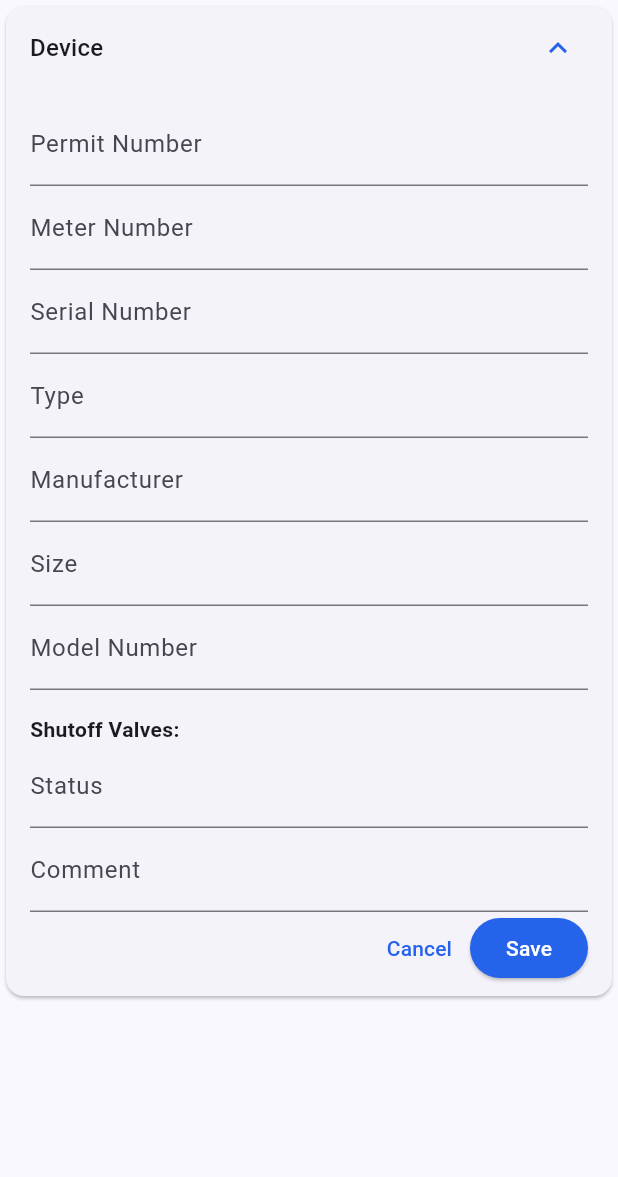
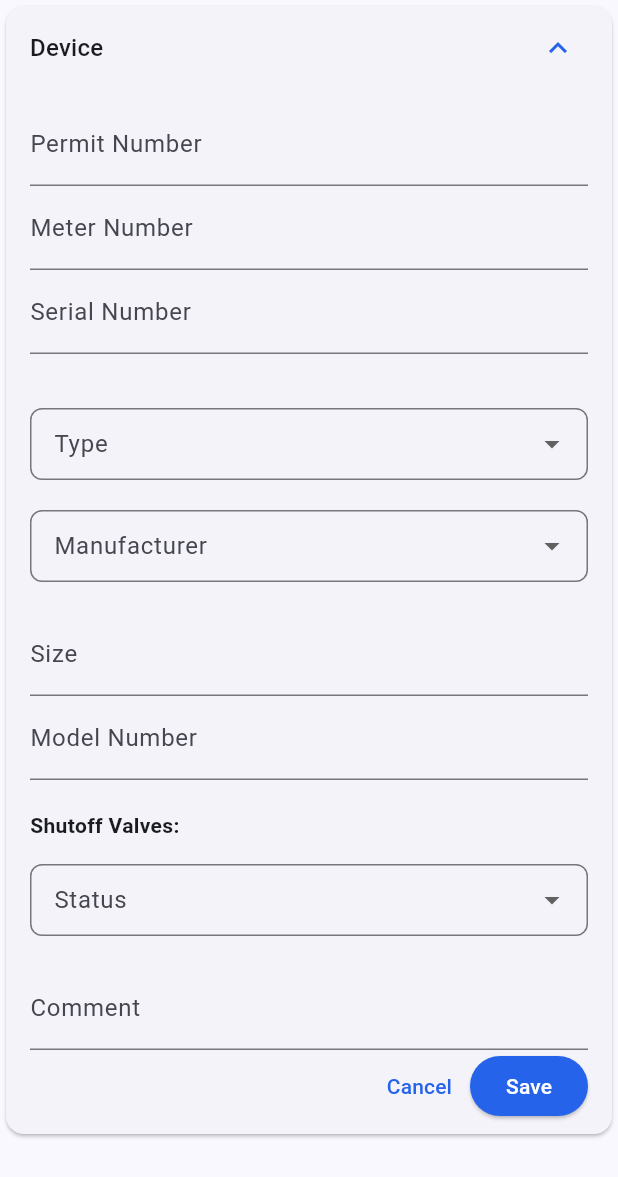
Before and after one commit to muddxyii/ReportFlow, a Flutter app: the DeviceInfoCard widget shown alone on an empty page, opened directly with empty values, after a tap on "Device", after a tap on the "edit" icon, on a phone screen of 412 x 824 dp. Shown: the top 1177 px of the screen. Run offline on Flutter 3.47's test engine with Material 3 defaults, Android fonts, the phone set to English and light mode, and no system bars; our stand-ins replace package_info_plus, shared_preferences; accounts and stored records are empty.

```diff
--- a/lib/features/backflow/widgets/device_info_card.dart
+++ b/lib/features/backflow/widgets/device_info_card.dart
@@ -1,5 +1,6 @@
 import 'package:flutter/material.dart';
 import 'package:report_flow/core/models/report_flow_types.dart';
+import 'package:report_flow/core/widgets/form_dropdown_field.dart';
 import 'package:report_flow/core/widgets/form_input_field.dart';
 import 'package:report_flow/core/widgets/info_field.dart';
 
@@ -18,6 +19,34 @@ class DeviceInfoCard extends StatefulWidget {
 }
 
 class _DeviceInfoCardState extends State<DeviceInfoCard> {
+  static const List<String> _typeOptions = [
+    'DC',
+    'RP',
+    'PVB',
+    'SVB',
+    'SC',
+    'TYPE 2',
+  ];
+  static const List<String> _manuOptions = [
+    'WATTS',
+    'WILKINS',
+    'FEBCO',
+    'AMES',
+    'ARI',
+    'APOLLO',
+    'CONBRACO',
+    'HERSEY',
+    'FLOMATIC',
+    'BACKFLOW DIRECT'
+  ];
+  static const List<String> _sovOptions = [
+    'BOTH OK',
+    'BOTH CLOSED',
+    'BOTH VALVES',
+    '#1 VALVE',
+    '#2 VALVE'
+  ];
+
   bool _isEditing = false;
   bool _isExpanded = false;
 
@@ -26,11 +55,8 @@ class _DeviceInfoCardState extends State<DeviceInfoCard> {
   final _permitFocus = FocusNode();
   final _meterFocus = FocusNode();
   final _serialFocus = FocusNode();
-  final _typeFocus = FocusNode();
-  final _manufacturerFocus = FocusNode();
   final _sizeFocus = FocusNode();
   final _modelFocus = FocusNode();
-  final _valveStatusFocus = FocusNode();
   final _valveCommentFocus = FocusNode();
 
   late DeviceInfo _editedInfo;
@@ -54,11 +80,8 @@ class _DeviceInfoCardState extends State<DeviceInfoCard> {
     _permitFocus.dispose();
     _meterFocus.dispose();
     _serialFocus.dispose();
-    _typeFocus.dispose();
-    _manufacturerFocus.dispose();
     _sizeFocus.dispose();
     _modelFocus.dispose();
-    _valveStatusFocus.dispose();
     _valveCommentFocus.dispose();
     super.dispose();
   }
@@ -111,27 +134,28 @@ class _DeviceInfoCardState extends State<DeviceInfoCard> {
             focusNode: _serialFocus,
             onSaved: (value) =>
                 _editedInfo = _editedInfo.copyWith(serialNo: value ?? ''),
-            onSubmitted: () => FocusScope.of(context).requestFocus(_typeFocus),
           ),
-          FormInputField(
-            label: 'Type',
-            initialValue: _editedInfo.type,
-            validateValue: true,
-            focusNode: _typeFocus,
-            onSaved: (value) =>
-                _editedInfo = _editedInfo.copyWith(type: value ?? ''),
-            onSubmitted: () =>
-                FocusScope.of(context).requestFocus(_manufacturerFocus),
-          ),
-          FormInputField(
-            label: 'Manufacturer',
-            initialValue: _editedInfo.manufacturer,
-            validateValue: true,
-            focusNode: _manufacturerFocus,
-            onSaved: (value) =>
-                _editedInfo = _editedInfo.copyWith(manufacturer: value ?? ''),
-            onSubmitted: () => FocusScope.of(context).requestFocus(_sizeFocus),
-          ),
+          SizedBox(height: 36),
+          FormDropdownField(
+              label: 'Type',
+              value: _editedInfo.type.isEmpty ? null : _editedInfo.type,
+              items: _typeOptions,
+              onChanged: (value) {
+                setState(() {
+                  _editedInfo = _editedInfo.copyWith(type: value ?? '');
+                });
+              }),
+          FormDropdownField(
+              label: 'Manufacturer',
+              value: _editedInfo.manufacturer.isEmpty
+                  ? null
+                  : _editedInfo.manufacturer,
+              items: _manuOptions,
+              onChanged: (value) {
+                setState(() {
+                  _editedInfo = _editedInfo.copyWith(manufacturer: value ?? '');
+                });
+              }),
           FormInputField(
             label: 'Size',
             initialValue: _editedInfo.size,
@@ -148,23 +172,24 @@ class _DeviceInfoCardState extends State<DeviceInfoCard> {
             focusNode: _modelFocus,
             onSaved: (value) =>
                 _editedInfo = _editedInfo.copyWith(modelNo: value ?? ''),
-            onSubmitted: () =>
-                FocusScope.of(context).requestFocus(_valveStatusFocus),
           ),
-          const SizedBox(height: 16),
+          const SizedBox(height: 20),
           const Text('Shutoff Valves:',
               style: TextStyle(fontWeight: FontWeight.bold)),
-          TextFormField(
-            focusNode: _valveStatusFocus,
-            initialValue: _editedInfo.shutoffValves.status,
-            decoration: const InputDecoration(labelText: 'Status'),
-            validator: (value) => value?.isEmpty ?? true ? 'Required' : null,
-            onSaved: (value) => _editedInfo = _editedInfo.copyWith(
-              shutoffValves:
-                  _editedInfo.shutoffValves.copyWith(status: value ?? ''),
-            ),
-            onFieldSubmitted: (_) =>
-                FocusScope.of(context).requestFocus(_valveCommentFocus),
+          const SizedBox(height: 16),
+          FormDropdownField(
+            label: 'Status',
+            value: _editedInfo.shutoffValves.status.isEmpty
+                ? null
+                : _editedInfo.shutoffValves.status,
+            items: _sovOptions,
+            onChanged: (value) {
+              setState(() {
+                _editedInfo = _editedInfo.copyWith(
+                    shutoffValves: _editedInfo.shutoffValves
+                        .copyWith(status: value ?? ''));
+              });
+            },
           ),
           FormInputField(
             label: 'Comment',
```
